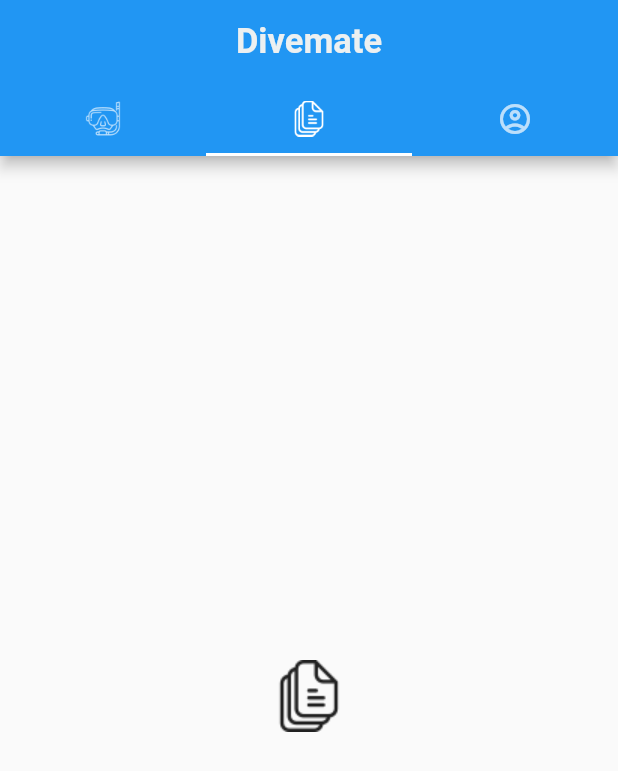
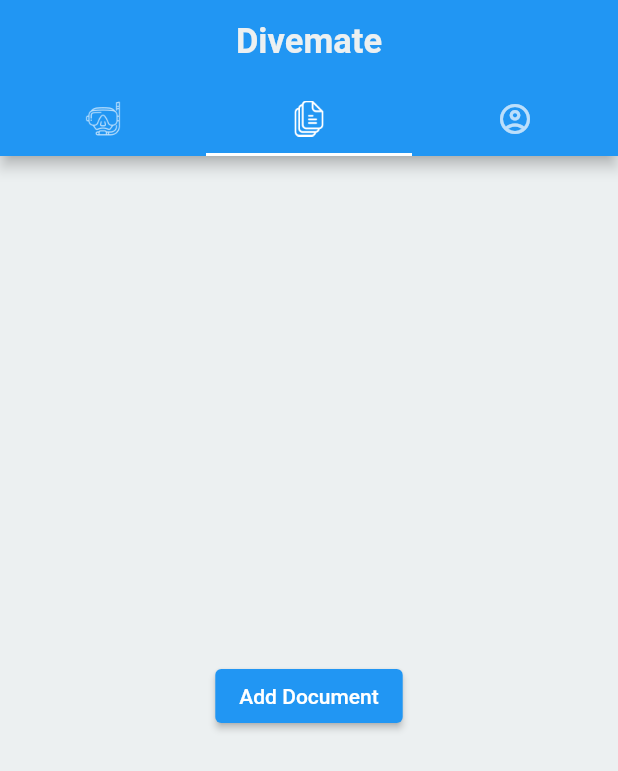
Before and after one commit to wasiqnauman/divemate, a Flutter app: the LogList screen opened directly, tab 2 chosen, on a phone screen of 412 x 824 dp. Shown: the top 771 px of the screen. Run offline on Flutter 3.47's test engine with Material 2 defaults, Android fonts, the phone set to English and light mode, and no system bars; our stand-ins replace cloud_firestore, firebase_auth, firebase_core, google_fonts, toast; accounts and stored records are empty.

Commit message:
updated database for documents_screen && added documents_screen + functionality

```diff
--- a/project/divemate/lib/log-list.dart
+++ b/project/divemate/lib/log-list.dart
@@ -1,3 +1,5 @@
+import 'package:divemate/screens/documents_screen.dart';
+import 'package:divemate/screens/login_screen.dart';
 import 'package:divemate/screens/user_profile.dart';
 import 'package:flutter/material.dart';
 import 'package:firebase_auth/firebase_auth.dart';
@@ -29,7 +31,7 @@ class _LogList extends State<LogList> {
   Widget build(BuildContext context) {
     var user = Provider.of<User>(context);
     if (user == null) {
-      return LoginPage();
+      return LoginScreen();
     }
     /* The tab bar view below is a bit messy but we can extract
       each inidvidual dive tile as a widget to clean it up later.
@@ -68,7 +70,7 @@ class _LogList extends State<LogList> {
                         stream: db.streamDives(user),
                         builder: (context, snapshot) {
                           var dives = snapshot.data;
-                          if (dives != null) {
+                          if (dives?.isNotEmpty ?? false) { // makes sure the data is not null
                             return Column(children: [
                               SizedBox(
                                 child: ElevatedButton(
@@ -151,7 +153,7 @@ class _LogList extends State<LogList> {
                           }
                         },
                       ),
-                      ImageIcon(AssetImage("assets/icons/documents.png")),
+                      DocumentsScreen(),
                       UserProfile(),
                     ],
                   ),
--- a/project/divemate/lib/login.dart
+++ b/project/divemate/lib/login.dart
@@ -1,4 +1,5 @@
 import 'dart:async';
+import 'package:divemate/screens/login_screen.dart';
 import 'package:divemate/widgets/widgets.dart';
 import 'package:flutter/material.dart';
 import 'package:firebase_auth/firebase_auth.dart';
@@ -140,7 +141,7 @@ class _LoginPageState extends State<LoginPage> {
                                   onPressed: _signup,
                                 )),
                             createButton('Go to new Login Screen',
-                                () => Navigator.pop(context)),
+                                () => Navigator.pushNamed(context, LoginScreen.id)),
                           ],
                         ),
                       ]),
--- a/project/divemate/lib/models.dart
+++ b/project/divemate/lib/models.dart
@@ -21,3 +21,23 @@ class Dive {
     );
   }
 }
+
+class Document {
+  final String id;
+  final String name;
+  final String img;
+  final String comment;
+
+  Document({this.id, this.name, this.img, this.comment});
+
+  factory Document.fromFireStore(DocumentSnapshot doc) {
+    Map data = doc.data();
+
+    return Document(
+      id: doc.id,
+      name: data['name'] ?? '',
+      img: data['img'] ?? '',
+      comment: data['comment'] ?? '',
+    );
+  }
+}
--- /dev/null
+++ b/project/divemate/lib/screens/documents_screen.dart
@@ -0,0 +1,56 @@
+import 'package:flutter/material.dart';
+import 'package:provider/provider.dart';
+import 'package:firebase_auth/firebase_auth.dart';
+import 'package:divemate/screens/login_screen.dart';
+import '../database.dart';
+import '../models.dart';
+
+class DocumentsScreen extends StatefulWidget {
+  static final String id = 'documents_screen';
+
+  @override
+  _DocumentsScreen createState() => _DocumentsScreen();
+}
+
+class _DocumentsScreen extends State<DocumentsScreen> {
+  final db = DatabaseService();
+
+  @override
+  Widget build(BuildContext context) {
+    var user = Provider.of<User>(context);
+    if (user == null) {
+      return LoginScreen();
+    }
+
+    return Material(
+      child: Container(
+        color: const Color(0xffecf0f1),
+        child: StreamBuilder<List<Document>>(
+          stream: db.streamDocuments(user),
+          builder: (context, snapshot) {
+            var documents = snapshot.data;
+            if (documents?.isNotEmpty ?? false) { // makes sure the data is not null
+              return Column(
+                children: [
+                  Text('Adding a Nice list tomorrow 3/30\n Might add something in widgets folder'),
+                ],
+              );
+            } else {
+              return Container(
+                alignment: Alignment(0.0, 0.0),
+                child: ElevatedButton(
+                  child: Text("Add Document"),
+                  onPressed: () => db.addDocument(user, {
+                    'name': 'PADI License',
+                    'img': 'DOC image',
+                    'comment': 'DOC comment'
+                  }),
+                ),
+              );
+            }
+          },
+        ),
+      ),
+    );
+  }
+}
```
Also changed, not shown: project/divemate/lib/database.dart (+34 -5 lines).
